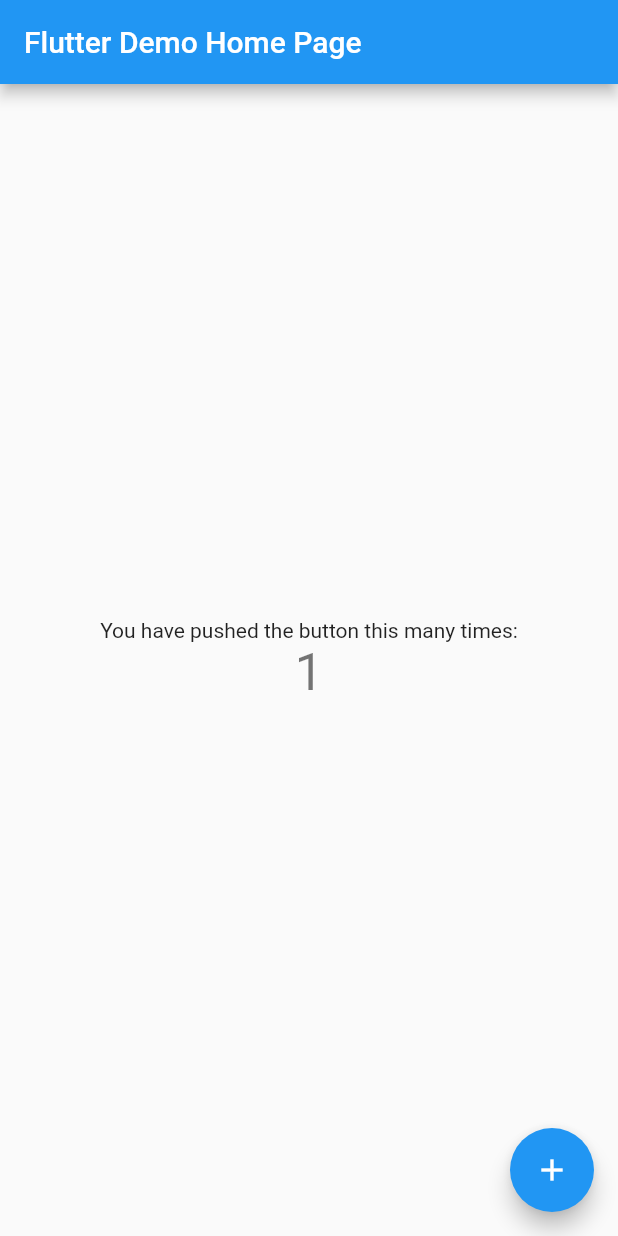
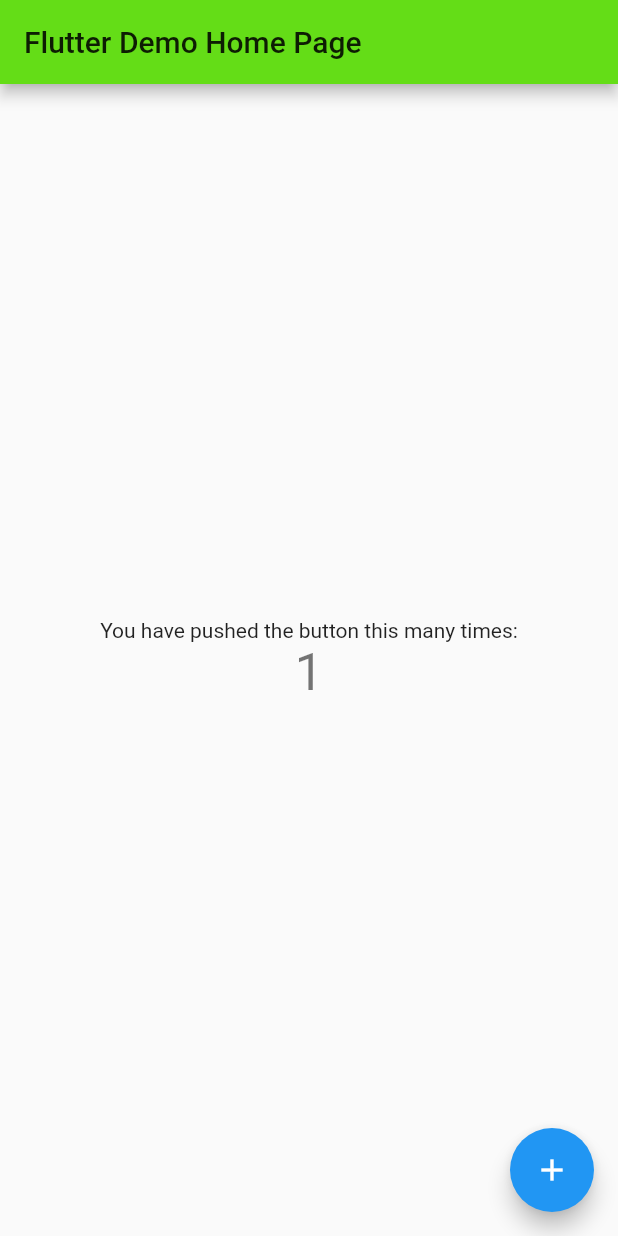
Before and after one commit to mmounirf/flutter-inappwebview-boilerplate, a Flutter app: the screen it shows after launch, after a tap on the "add" icon, on a phone screen of 412 x 824 dp. Run offline on Flutter 3.47's test engine with Material 2 defaults, Android fonts, the phone set to English and light mode, and no system bars.

Commit message:
Add hex color utility + use constants to modify app globals

```diff
--- /dev/null
+++ b/lib/constants.dart
@@ -0,0 +1,6 @@
+import 'package:flutter/material.dart';
+import 'package:flutter_webview_boilerplate/utils/hexColor.dart';
+
+const String APP_TITLE = "My Web View App";
+const String WEBSITE_URL = "https://www.YOUR_WEBSITE_URL.com";
+final Color BRAND_COLOR = getColorFromHex('#64dd17');
--- a/lib/main.dart
+++ b/lib/main.dart
@@ -1,4 +1,5 @@
 import 'package:flutter/material.dart';
+import 'package:flutter_webview_boilerplate/constants.dart';
 
 void main() {
   runApp(MyApp());
@@ -9,18 +10,9 @@ class MyApp extends StatelessWidget {
   @override
   Widget build(BuildContext context) {
     return MaterialApp(
-      title: 'Flutter Demo',
+      title: APP_TITLE,
       theme: ThemeData(
-        // This is the theme of your application.
-        //
-        // Try running your application with "flutter run". You'll see the
-        // application has a blue toolbar. Then, without quitting the app, try
-        // changing the primarySwatch below to Colors.green and then invoke
-        // "hot reload" (press "r" in the console where you ran "flutter run",
-        // or simply save your changes to "hot reload" in a Flutter IDE).
-        // Notice that the counter didn't reset back to zero; the application
-        // is not restarted.
-        primarySwatch: Colors.blue,
+        primaryColor: BRAND_COLOR,
       ),
       home: MyHomePage(title: 'Flutter Demo Home Page'),
     );
--- /dev/null
+++ b/lib/utils/hexColor.dart
@@ -0,0 +1,9 @@
+import 'package:flutter/material.dart';
+
+Color getColorFromHex(String hexColor) {
+  hexColor = hexColor.toUpperCase().replaceAll("#", "");
+  if (hexColor.length == 6) {
+    hexColor = "FF" + hexColor;
+  }
+  return Color(int.parse(hexColor, radix: 16));
+}
```
